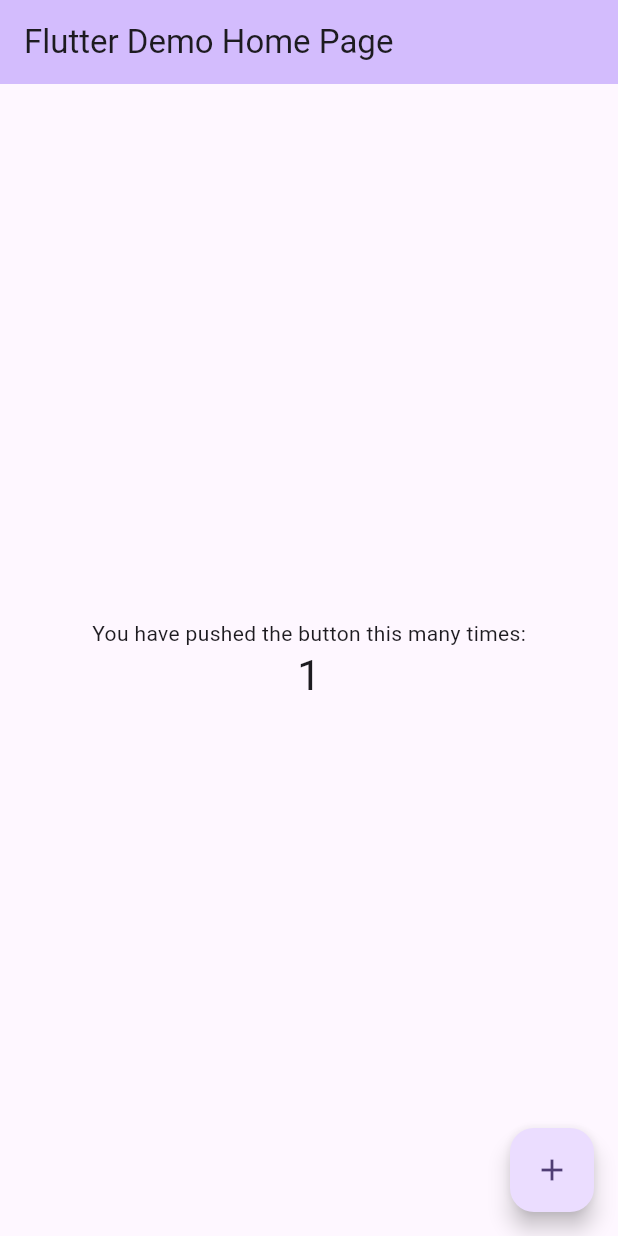
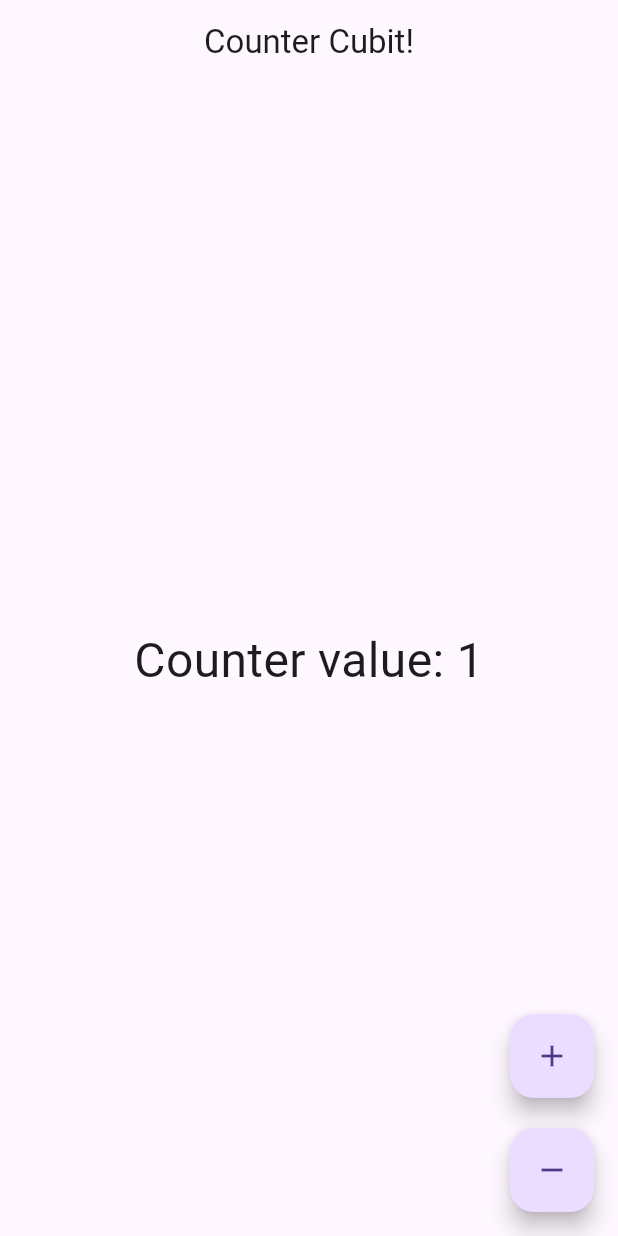
Before and after one commit to philipjan/flutter_state_management_rundown, a Flutter app: the screen it shows after launch, after a tap on the "add" icon, on a phone screen of 412 x 824 dp. Run offline on Flutter 3.47's test engine with Material 3 defaults, Android fonts, the phone set to English and light mode, and no system bars; our stand-ins replace flutter_bloc.

Commit message:
learn_cubit - added bloc dependency - added counter_cubit.dart as cubit class - update main.dart, replaced with BlockProvider and BlocBuilder widget - tested and works properly

```diff
--- /dev/null
+++ b/lib/counter_cubit.dart
@@ -0,0 +1,9 @@
+import 'package:flutter_bloc/flutter_bloc.dart';
+
+class CounterCubit extends Cubit<int> {
+  CounterCubit(super.initialState);
+
+  void increment() => emit(state + 1);
+  void decrement() => emit(state - 1);
+
+}
--- a/lib/main.dart
+++ b/lib/main.dart
@@ -1,122 +1,61 @@
+import 'package:cubitbloc/counter_cubit.dart';
 import 'package:flutter/material.dart';
+import 'package:flutter_bloc/flutter_bloc.dart';
 
 void main() {
-  runApp(const MyApp());
+  runApp(const CounterPage());
 }
 
-class MyApp extends StatelessWidget {
-  const MyApp({super.key});
+class CounterPage extends StatelessWidget {
+  const CounterPage({super.key});
 
-  // This widget is the root of your application.
+  @override
+  Widget build(BuildContext context) {
+    return BlocProvider(create: (_) => CounterCubit(0), child: CounterView());
+  }
+}
+
+class CounterView extends StatelessWidget {
+  const CounterView({super.key});
+
   @override
   Widget build(BuildContext context) {
     return MaterialApp(
-      title: 'Flutter Demo',
-      theme: ThemeData(
-        // This is the theme of your application.
-        //
-        // TRY THIS: Try running your application with "flutter run". You'll see
-        // the application has a purple toolbar. Then, without quitting the app,
-        // try changing the seedColor in the colorScheme below to Colors.green
-        // and then invoke "hot reload" (save your changes or press the "hot
-        // reload" button in a Flutter-supported IDE, or press "r" if you used
-        // the command line to start the app).
-        //
-        // Notice that the counter didn't reset back to zero; the application
-        // state is not lost during the reload. To reset the state, use hot
-        // restart instead.
-        //
-        // This works for code too, not just values: Most code changes can be
-        // tested with just a hot reload.
-        colorScheme: ColorScheme.fromSeed(seedColor: Colors.deepPurple),
-      ),
-      home: const MyHomePage(title: 'Flutter Demo Home Page'),
-    );
-  }
-}
+      home: Scaffold(
+        appBar: AppBar(title: const Text("Counter Cubit!"), centerTitle: true),
+        body: BlocBuilder<CounterCubit, int>(
+          builder: (context, counter) => Center(
+            child: Text(
+              "Counter value: $counter",
+              style: TextStyle(fontSize: 32),
+            ),
+          ),
+        ),
+        floatingActionButton: Column(
+          mainAxisAlignment: MainAxisAlignment.end,
+          children: [
+            BlocBuilder<CounterCubit, int>(
+              builder: (context, counter) => FloatingActionButton(
+                heroTag: "inc",
+                onPressed: () =>
+                    BlocProvider.of<CounterCubit>(context).increment(),
+                child: const Icon(Icons.add),
+              ),
+            ),
 
-class MyHomePage extends StatefulWidget {
-  const MyHomePage({super.key, required this.title});
+            const SizedBox(height: 20),
 
-  // This widget is the home page of your application. It is stateful, meaning
-  // that it has a State object (defined below) that contains fields that affect
-  // how it looks.
-
-  // This class is the configuration for the state. It holds the values (in this
-  // case the title) provided by the parent (in this case the App widget) and
-  // used by the build method of the State. Fields in a Widget subclass are
-  // always marked "final".
-
-  final String title;
-
-  @override
-  State<MyHomePage> createState() => _MyHomePageState();
-}
-
-class _MyHomePageState extends State<MyHomePage> {
-  int _counter = 0;
-
-  void _incrementCounter() {
-    setState(() {
-      // This call to setState tells the Flutter framework that something has
-      // changed in this State, which causes it to rerun the build method below
-      // so that the display can reflect the updated values. If we changed
-      // _counter without calling setState(), then the build method would not be
-      // called again, and so nothing would appear to happen.
-      _counter++;
-    });
-  }
-
-  @override
-  Widget build(BuildContext context) {
-    // This method is rerun every time setState is called, for instance as done
-    // by the _incrementCounter method above.
-    //
-    // The Flutter framework has been optimized to make rerunning build methods
-    // fast, so that you can just rebuild anything that needs updating rather
-    // than having to individually change instances of widgets.
-    return Scaffold(
-      appBar: AppBar(
-        // TRY THIS: Try changing the color here to a specific color (to
-        // Colors.amber, perhaps?) and trigger a hot reload to see the AppBar
-        // change color while the other colors stay the same.
-        backgroundColor: Theme.of(context).colorScheme.inversePrimary,
-        // Here we take the value from the MyHomePage object that was created by
-        // the App.build method, and use it to set our appbar title.
-        title: Text(widget.title),
-      ),
-      body: Center(
-        // Center is a layout widget. It takes a single child and positions it
-        // in the middle of the parent.
-        child: Column(
-          // Column is also a layout widget. It takes a list of children and
-          // arranges them vertically. By default, it sizes itself to fit its
-          // children horizontally, and tries to be as tall as its parent.
-          //
-          // Column has various properties to control how it sizes itself and
-          // how it positions its children. Here we use mainAxisAlignment to
-          // center the children vertically; the main axis here is the vertical
-          // axis because Columns are vertical (the cross axis would be
-          // horizontal).
-          //
-          // TRY THIS: Invoke "debug painting" (choose the "Toggle Debug Paint"
-          // action in the IDE, or press "p" in the console), to see the
-          // wireframe for each widget.
-          mainAxisAlignment: MainAxisAlignment.center,
-          children: <Widget>[
-            const Text('You have pushed the button this many times:'),
-            Text(
-              '$_counter',
-              style: Theme.of(context).textTheme.headlineMedium,
+            BlocBuilder<CounterCubit, int>(
+              builder: (context, counter) => FloatingActionButton(
+                heroTag: "dec",
+                onPressed: () =>
+                    BlocProvider.of<CounterCubit>(context).decrement(),
+                child: const Icon(Icons.remove),
+              ),
             ),
           ],
         ),
       ),
-      floatingActionButton: FloatingActionButton(
-        onPressed: _incrementCounter,
-        tooltip: 'Increment',
-        child: const Icon(Icons.add),
-      ), // This trailing comma makes auto-formatting nicer for build methods.
     );
   }
 }
--- a/pubspec.yaml
+++ b/pubspec.yaml
@@ -30,6 +30,7 @@ environment:
 dependencies:
   flutter:
     sdk: flutter
+  flutter_bloc: ^9.1.1
 
   # The following adds the Cupertino Icons font to your application.
   # Use with the CupertinoIcons class for iOS style icons.
```
Also changed, not shown: pubspec.lock, 1 other file.
